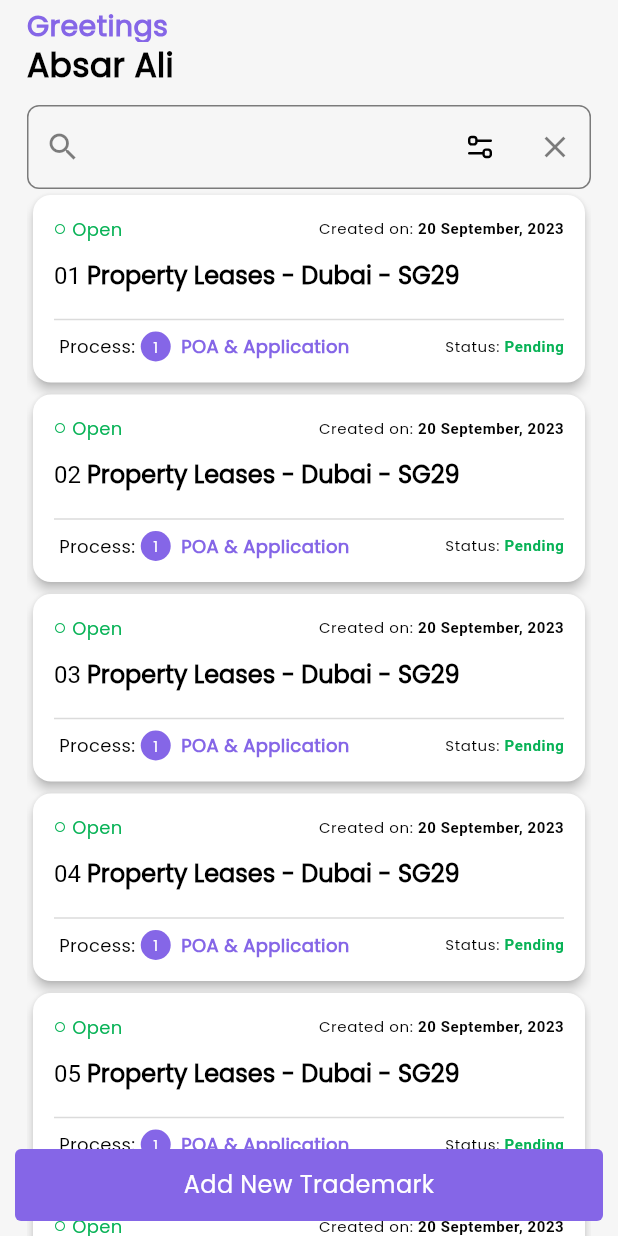
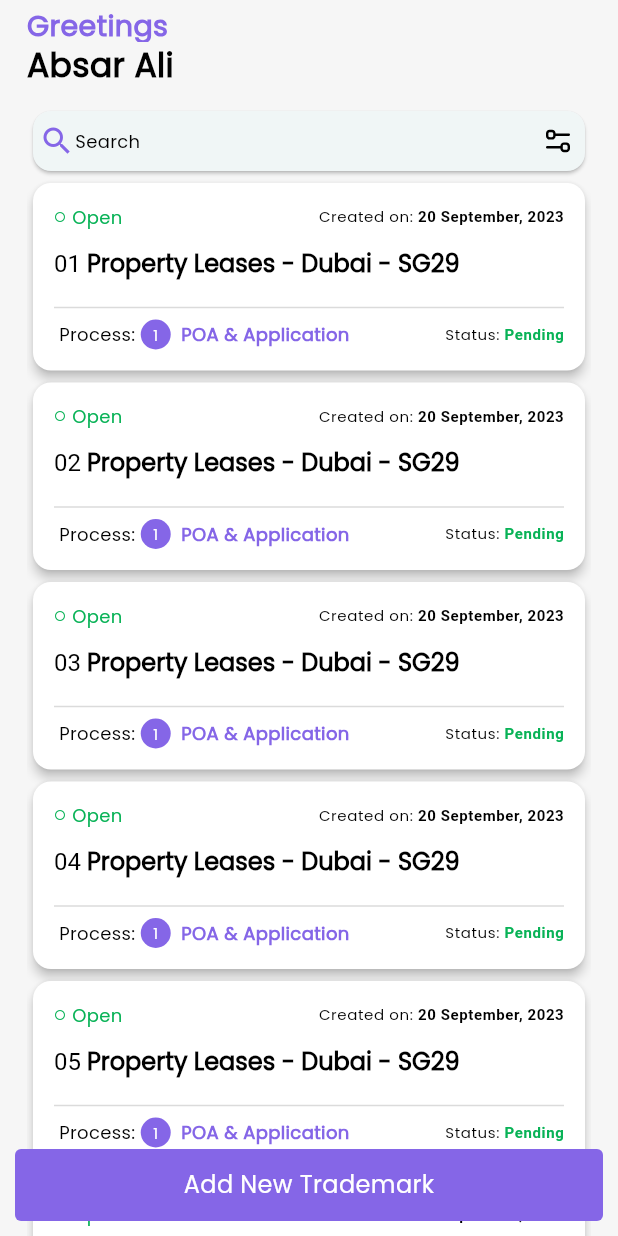
Before and after one commit to AbsarDotDev/aiapait-ui, a Flutter app: the HomeScreen screen opened by its route, on a phone screen of 412 x 824 dp. Run offline on Flutter 3.47's test engine with Material 2 defaults, Android fonts, the phone set to English and light mode, and no system bars; our stand-ins replace another_flushbar, flutter_svg, intl_phone_field.

```diff
--- a/lib/screens/home_screen.dart
+++ b/lib/screens/home_screen.dart
@@ -118,38 +118,77 @@ class _HomeScreenState extends State<HomeScreen> {
               delegate: SliverChildListDelegate(
                 <Widget>[
                   _showSearchField
-                      ? TextField(
-                          decoration: InputDecoration(
-                              hintText: "Search",
-                              hintStyle: TextStyle(
-                                color: Color(AppColors.black50),
+                      ? Card(
+                          shape: RoundedRectangleBorder(
+                            borderRadius: BorderRadius.circular(
+                                12), // Set the card's border radius
                           ),
-                              prefixIcon: Icon(
+                          surfaceTintColor: Color(AppColors.white),
+                          child: Row(
+                            children: [
+                              Expanded(
+                                child: InkWell(
+                                  onTap: () {},
+                                  child: Container(
+                                    margin: EdgeInsets.symmetric(horizontal: 4),
+                                    height: 40,
+                                    decoration: BoxDecoration(
+                                      borderRadius: BorderRadius.circular(12),
+                                    ),
+                                    child: Row(
+                                        mainAxisSize: MainAxisSize.min,
+                                        mainAxisAlignment:
+                                            MainAxisAlignment.spaceBetween,
+                                        children: [
+                                          Icon(
                                             Icons.search,
-                                color: Color(AppColors.black50),
+                                            color: Color(AppColors.primary),
                                           ),
-                              border: OutlineInputBorder(
-                                borderRadius: BorderRadius.circular(8),
-                                borderSide: BorderSide(
-                                  color: Color(AppColors.black50),
+                                          CustomText(
+                                              text: 'Search', fontSize: 12),
+                                          Expanded(
+                                              child: SizedBox(
+                                            width: 20,
+                                          )),
+                                          if (_selectedFilter != "")
+                                            Container(
+                                              decoration: BoxDecoration(
+                                                borderRadius:
+                                                    BorderRadius.circular(15),
+                                                color: Colors.grey[400],
+                                              ),
+                                              padding: EdgeInsets.all(8),
+                                              child: Row(
+                                                  mainAxisSize:
+                                                      MainAxisSize.min,
+                                                  children: [
+                                                    InkWell(
+                                                      onTap: () {
+                                                        setState(() {
+                                                          _selectedFilter = "";
+                                                        });
+                                                      },
+                                                      child: Icon(
+                                                        Icons.close,
+                                                        size: 12,
                                                       ),
                                                     ),
-                              enabledBorder: OutlineInputBorder(
-                                borderRadius: BorderRadius.circular(8),
-                                borderSide: BorderSide(
-                                  color: Color(AppColors.black50),
+                                                    Text(
+                                                      _selectedFilter,
+                                                      style: TextStyle(
+                                                          fontWeight:
+                                                              FontWeight.bold,
+                                                          fontSize: 12),
+                                                    )
+                                                  ]),
+                                            ),
+                                        ]),
                                   ),
                                 ),
-                              focusedBorder: OutlineInputBorder(
-                                borderRadius: BorderRadius.circular(8),
-                                borderSide: BorderSide(
-                                  color: Color(AppColors.black50),
                               ),
-                              ),
-                              suffixIcon: Row(
-                                mainAxisAlignment: MainAxisAlignment.end,
-                                children: [
-                                  InkWell(
+                              SizedBox(
+                                height: 40,
+                                child: InkWell(
                                   onTap: () {
                                     _showMyDialog();
                                   },
@@ -157,18 +196,9 @@ class _HomeScreenState extends State<HomeScreen> {
                                     "assets/icons/ic_settings.svg",
                                   ),
                                 ),
-                                  const SizedBox(width: 8),
-                                  IconButton(
-                                    onPressed: () {
-                                      setState(() {
-                                        _selectedFilter = "";
-                                      });
-                                    },
-                                    color: Color(AppColors.black50),
-                                    icon: Icon(Icons.close),
                               ),
                             ],
-                              )),
+                          ),
                         )
                       : Center(),
                   ListView.builder(
@@ -247,6 +277,7 @@ class _HomeScreenState extends State<HomeScreen> {
                         ),
                         onTap: () {
                           Navigator.of(context).pop();
+                          setState(() {});
                         },
                       ),
                       const CustomText(
@@ -257,6 +288,9 @@ class _HomeScreenState extends State<HomeScreen> {
                       InkWell(
                         onTap: () {
                           Navigator.of(context).pop();
+                          setState(() {
+                            _selectedFilter = "";
+                          });
                         },
                         child: Row(
                           children: [
@@ -277,26 +311,23 @@ class _HomeScreenState extends State<HomeScreen> {
                   ),
                 ),
                 content: StatefulBuilder(
-                  builder: (BuildContext context, StateSetter setState) {
+                  builder: (BuildContext context, StateSetter setStates) {
                     return SingleChildScrollView(
                       child: Column(
                         crossAxisAlignment: CrossAxisAlignment.start,
                         children: [
-                          const CustomText(
-                            text: "Filters",
-                            fontSize: 16,
-                            fontWeight: FontWeight.bold,
-                          ),
                           _buildFilterCategory(
-                              "Case Status", _caseStaus, setState),
+                              "Case Status", _caseStaus, setStates),
                           _buildFilterCategory(
-                              "Response Status", _resposeStatus, setState),
-                          _buildFilterCategory("Process", _process, setState),
+                              "Response Status", _resposeStatus, setStates),
+                          _buildFilterCategory("Process", _process, setStates),
                           const SizedBox(height: 30),
                           CustomButton(
                             text: "Apply Filters",
+                            isDisabled: _selectedFilter != "" ? false : true,
                             onPressed: () {
                               Navigator.of(context).pop();
+                              setState(() {});
                             },
                           ),
                         ],
@@ -320,7 +351,7 @@ class _HomeScreenState extends State<HomeScreen> {
       crossAxisAlignment: CrossAxisAlignment.start,
       children: [
         Padding(
-          padding: const EdgeInsets.symmetric(vertical: 8.0),
+          padding: const EdgeInsets.symmetric(vertical: 2.0),
           child: Text(
             category,
             style: const TextStyle(
@@ -334,7 +365,7 @@ class _HomeScreenState extends State<HomeScreen> {
             final isActive = e == _selectedFilter;
 
             return Padding(
-              padding: const EdgeInsets.fromLTRB(0, 10, 6, 0),
+              padding: const EdgeInsets.fromLTRB(0, 8, 6, 0),
               child: FilterButton(
                 text: e,
                 selectedFilter: _selectedFilter,
```
Lines whose indentation alone changed are shown as unchanged.
